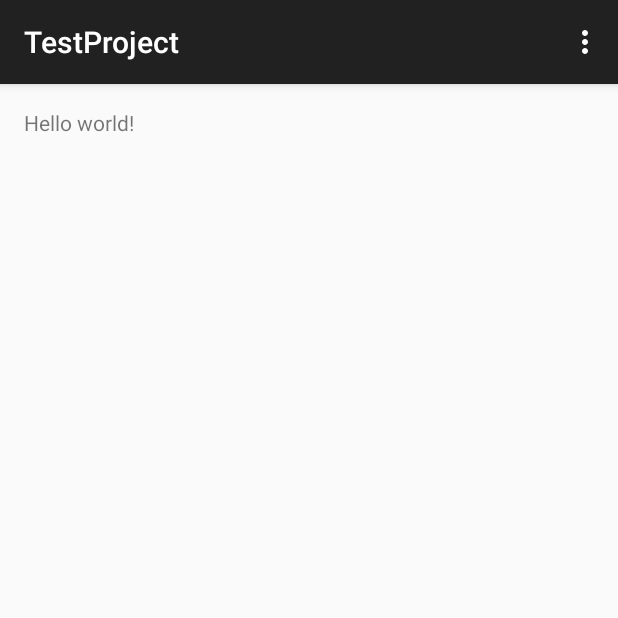
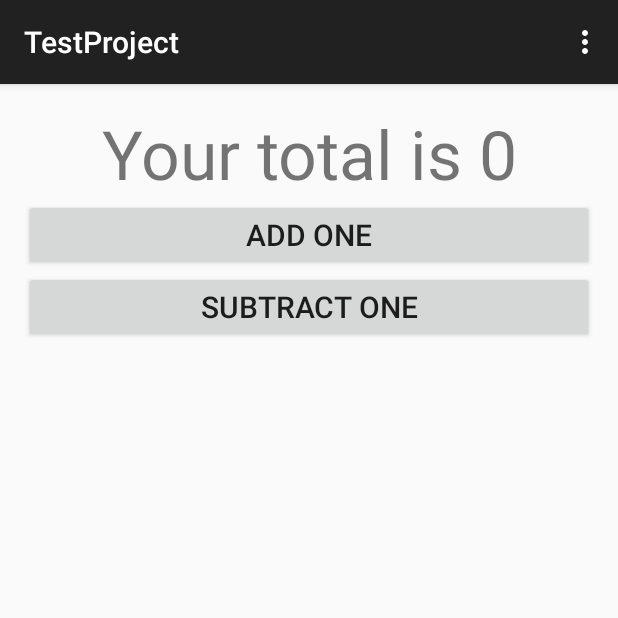
Before and after one commit to memorix/testproject, an Android app: the screen it shows after launch (MyActivity), on a phone screen of 412 x 824 dp, the top half of it. Run offline under Robolectric (Android 15) with nearby library versions, the phone set to English and light mode, and no system bars.

Commit message:
add buttons

```diff
--- a/app/src/main/java/com/example/rmn/testproject/MyActivity.java
+++ b/app/src/main/java/com/example/rmn/testproject/MyActivity.java
@@ -4,14 +4,43 @@ import android.support.v7.app.ActionBarActivity;
 import android.os.Bundle;
 import android.view.Menu;
 import android.view.MenuItem;
+import android.view.View;
+import android.widget.Button;
+import android.widget.TextView;
 
 
 public class MyActivity extends ActionBarActivity {
+
+    int counter;
+    Button add,sub;
+    TextView display;
 
     @Override
     protected void onCreate(Bundle savedInstanceState) {
         super.onCreate(savedInstanceState);
         setContentView(R.layout.activity_my);
+
+        counter=0;
+        add=(Button)findViewById(R.id.bAdd);
+        sub=(Button)findViewById(R.id.bSubtract);
+        display=(TextView)findViewById(R.id.tvDisplay);
+
+        add.setOnClickListener(new View.OnClickListener(){
+
+            public void onClick(View v){
+                counter++;
+                display.setText("Your total is "+counter);
+            }
+        });
+
+        sub.setOnClickListener(new View.OnClickListener(){
+
+            public void onClick(View v){
+                counter--;
+                display.setText("Your total is "+counter);
+            }
+        });
+
     }
 
 
--- a/app/src/main/res/layout/activity_my.xml
+++ b/app/src/main/res/layout/activity_my.xml
@@ -1,11 +1,45 @@
 <RelativeLayout xmlns:android="http://schemas.android.com/apk/res/android"
-    xmlns:tools="http://schemas.android.com/tools" android:layout_width="match_parent"
-    android:layout_height="match_parent" android:paddingLeft="@dimen/activity_horizontal_margin"
+    xmlns:tools="http://schemas.android.com/tools"
+    android:layout_width="fill_parent"
+    android:layout_height="fill_parent"
+    android:paddingLeft="@dimen/activity_horizontal_margin"
     android:paddingRight="@dimen/activity_horizontal_margin"
     android:paddingTop="@dimen/activity_vertical_margin"
-    android:paddingBottom="@dimen/activity_vertical_margin" tools:context=".MyActivity">
+    android:paddingBottom="@dimen/activity_vertical_margin" tools:context=".MyActivity"
+    android:id="@+id/bv">
 
-    <TextView android:text="@string/hello_world" android:layout_width="wrap_content"
-        android:layout_height="wrap_content" />
+    <LinearLayout
+        android:orientation="vertical"
+        android:layout_width="fill_parent"
+        android:layout_height="fill_parent">
+
+
+        <TextView android:text="Your total is 0"
+            android:layout_width="fill_parent"
+            android:layout_height="wrap_content"
+            android:textSize="45dp"
+            android:gravity="center"
+            android:id="@+id/tvDisplay"
+            />
+
+        <Button
+            android:layout_width="fill_parent"
+            android:layout_height="wrap_content"
+            android:text="Add one"
+            android:textSize="20dp"
+            android:id="@+id/bAdd"
+            />
+
+        <Button
+            android:layout_width="fill_parent"
+            android:layout_height="wrap_content"
+            android:text="Subtract one"
+            android:textSize="20dp"
+            android:id="@+id/bSubtract"
+            />
+
+     </LinearLayout>
+
+
 
 </RelativeLayout>
--- a/app/src/main/res/values/strings.xml
+++ b/app/src/main/res/values/strings.xml
@@ -4,5 +4,5 @@
     <string name="app_name">TestProject</string>
     <string name="hello_world">Hello world!</string>
     <string name="action_settings">Settings</string>
-
+    <string name="ref">this is a reference</string>
 </resources>
```
Also changed, not shown: 1 other file.
